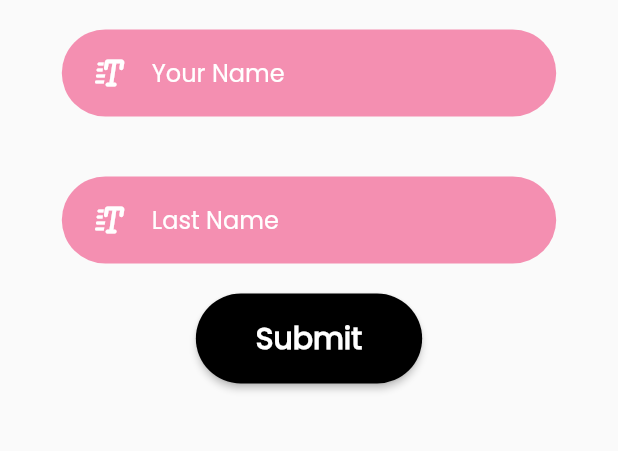
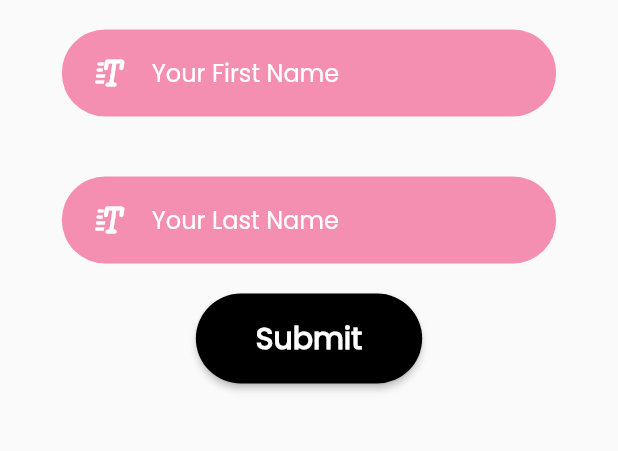
Before and after one commit to axonapiwit/pet_lover, a Flutter app: the Validate screen opened directly, after a tap on "Submit", on a phone screen of 412 x 824 dp, the part 539-990 px from its top. Run offline on Flutter 3.47's test engine with Material 2 defaults, Android fonts, the phone set to English and light mode, and no system bars; our stand-ins replace cloud_firestore, firebase_auth, firebase_core, fluttertoast, form_field_validator; accounts and stored records are empty.

```diff
--- a/lib/models/profile.dart
+++ b/lib/models/profile.dart
@@ -3,7 +3,21 @@ class Profile {
   String password;
   String fname;
   String lname;
+  bool isNewUser;
 
   Profile(
-      {this.email = '', this.password = '', this.fname = '', this.lname = ''});
+      {this.email = '',
+      this.password = '',
+      this.fname = '',
+      this.lname = '',
+      this.isNewUser = true});
+
+  factory Profile.fromJson(Map<String, dynamic> json) {
+    return Profile(
+      email: json['email'],
+      password: json['password'],
+      fname: json['fname'],
+      lname: json['lname'],
+    );
+  }
 }
--- a/lib/screens/validate.dart
+++ b/lib/screens/validate.dart
@@ -1,3 +1,6 @@
+import 'package:cloud_firestore/cloud_firestore.dart';
+import 'package:firebase_auth/firebase_auth.dart';
+import 'package:firebase_core/firebase_core.dart';
 import 'package:flutter/cupertino.dart';
 import 'package:flutter/material.dart';
 import 'package:pet_lover/models/profile.dart';
@@ -12,12 +15,52 @@ class Validate extends StatefulWidget {
 class _ValidateState extends State<Validate> {
   final formKey = GlobalKey<FormState>();
   Profile validateUser = Profile();
+  final Future<FirebaseApp> firebase = Firebase.initializeApp();
+
+  @override
+  void initState() {
+    super.initState();
+    Firebase.initializeApp().whenComplete(() {
+      print("completed");
+      setState(() {});
+    });
+  }
 
   @override
   Widget build(BuildContext context) {
+    CollectionReference user = FirebaseFirestore.instance.collection('users');
+
+    Future<void> addUser() {
+      return user
+          .doc(FirebaseAuth.instance.currentUser!.uid)
+          .update({
+            'fname': validateUser.fname,
+            'lname': validateUser.lname,
+            'isNewUser': false
+          })
+          .then((value) => print("User Added"))
+          .catchError((error) => print("Failed to add user: $error"));
+    }
+
+    return FutureBuilder(
+        future: firebase,
+        builder: (context, snapshot) {
+          if (snapshot.hasError) {
             return Scaffold(
-      body: SafeArea(
+              appBar: AppBar(
+                title: Text('error'),
+              ),
+              body: Center(
+                child: Text('${snapshot.error}'),
+              ),
+            );
+          }
+          if (snapshot.connectionState == ConnectionState.done) {
+            return Scaffold(
+              body: SingleChildScrollView(
+                child: SafeArea(
                   child: Container(
+                    height: MediaQuery.of(context).size.height,
                     child: Form(
                       key: formKey,
                       child: Center(
@@ -34,14 +77,17 @@ class _ValidateState extends State<Validate> {
                             Container(
                               width: MediaQuery.of(context).size.width * 0.8,
                               margin: EdgeInsets.symmetric(vertical: 20),
-                    padding: EdgeInsets.symmetric(horizontal: 20, vertical: 5),
+                              padding: EdgeInsets.symmetric(
+                                  horizontal: 20, vertical: 5),
                               decoration: BoxDecoration(
                                   color: Colors.pink.shade200,
-                        borderRadius: BorderRadius.all(Radius.circular(29))),
+                                  borderRadius:
+                                      BorderRadius.all(Radius.circular(29))),
                               child: TextField(
                                 decoration: InputDecoration(
-                          icon: Icon(Icons.rtt_rounded, color: Colors.white),
-                          hintText: "Your Name",
+                                    icon: Icon(Icons.rtt_rounded,
+                                        color: Colors.white),
+                                    hintText: "Your First Name",
                                     hintStyle: TextStyle(color: Colors.white),
                                     border: InputBorder.none),
                                 onSubmitted: (String fname) {
@@ -52,14 +98,17 @@ class _ValidateState extends State<Validate> {
                             Container(
                               width: MediaQuery.of(context).size.width * 0.8,
                               margin: EdgeInsets.symmetric(vertical: 20),
-                    padding: EdgeInsets.symmetric(horizontal: 20, vertical: 5),
+                              padding: EdgeInsets.symmetric(
+                                  horizontal: 20, vertical: 5),
                               decoration: BoxDecoration(
                                   color: Colors.pink.shade200,
-                        borderRadius: BorderRadius.all(Radius.circular(29))),
+                                  borderRadius:
+                                      BorderRadius.all(Radius.circular(29))),
                               child: TextField(
                                 decoration: InputDecoration(
-                          icon: Icon(Icons.rtt_rounded, color: Colors.white),
-                          hintText: "Last Name",
+                                    icon: Icon(Icons.rtt_rounded,
+                                        color: Colors.white),
+                                    hintText: "Your Last Name",
                                     hintStyle: TextStyle(color: Colors.white),
                                     border: InputBorder.none),
                                 onSubmitted: (String lname) {
@@ -70,20 +119,25 @@ class _ValidateState extends State<Validate> {
                             ElevatedButton(
                                 child: Text(
                                   'Submit',
-                      style:
-                          TextStyle(fontSize: 20, fontWeight: FontWeight.bold),
+                                  style: TextStyle(
+                                      fontSize: 20,
+                                      fontWeight: FontWeight.bold),
                                 ),
                                 style: ElevatedButton.styleFrom(
                                     shape: StadiumBorder(),
-                        padding:
-                            EdgeInsets.symmetric(vertical: 15, horizontal: 40),
+                                    padding: EdgeInsets.symmetric(
+                                        vertical: 15, horizontal: 40),
                                     primary: Colors.black),
-                    onPressed: () {
-                      print("${validateUser.fname}");
-                      print("${validateUser.lname}");
-                    },
-                  )
+                                // onPressed: addUser,
+                                onPressed: () async {
+                                  if (formKey.currentState!.validate()) {
+                                    formKey.currentState!.save();
+                                    await addUser();
+                                  }
+                                  formKey.currentState!.reset();
+                                })
                           ],
+                        ),
                       ),
                     ),
                   ),
@@ -91,4 +145,11 @@ class _ValidateState extends State<Validate> {
               ),
             );
           }
+          return Scaffold(
+            body: Center(
+              child: CircularProgressIndicator(),
+            ),
+          );
+        });
   }
+}
--- a/pubspec.yaml
+++ b/pubspec.yaml
@@ -40,7 +40,7 @@ dependencies:
   firebase_auth: ^3.1.2
   fluttertoast: ^8.0.8
   firebase_storage: ^10.0.4
-  firebase_storage_web: ^3.0.3
+  cloud_firestore: ^2.5.3
 
 dev_dependencies:
   flutter_test:
```
Also changed, not shown: lib/main.dart (+8 -2 lines), lib/screens/login.dart (+24 -5 lines), lib/screens/register.dart (+10 -0 lines), lib/screens/watch.dart (added, +42 -0 lines), pubspec.lock, 1 other file. Lines whose indentation alone changed are shown as unchanged.
